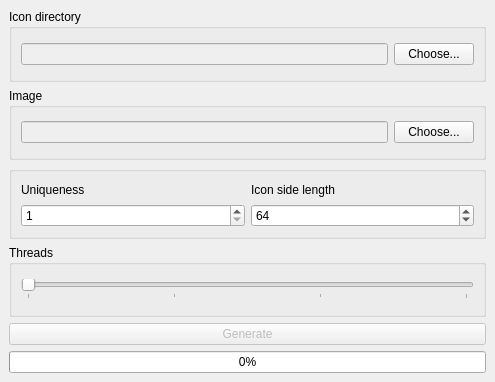
Above: ui/mainwindow.ui from YotsuyaNight/Mosaic-Generator before the change. Below: the same form after it.
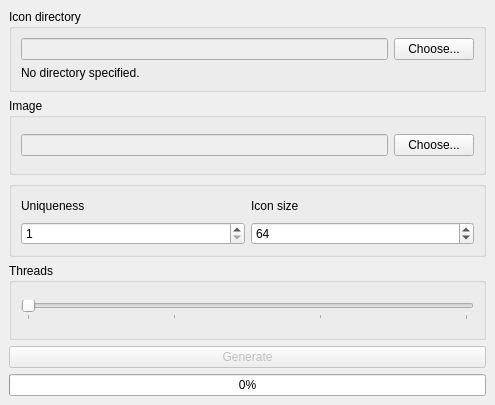
That is the form after the change.

Commit message: Added icon directory validation and information about amount of loaded icons

```diff
--- a/ui/mainwindow.ui
+++ b/ui/mainwindow.ui
@@ -7,7 +7,7 @@
     <x>0</x>
     <y>0</y>
     <width>495</width>
-    <height>382</height>
+    <height>405</height>
    </rect>
   </property>
   <property name="windowTitle">
@@ -35,6 +35,13 @@
          </property>
         </widget>
        </item>
+       <item row="1" column="0" colspan="2">
+        <widget class="QLabel" name="loadedIconsCount">
+         <property name="text">
+          <string>No directory specified.</string>
+         </property>
+        </widget>
+       </item>
       </layout>
      </widget>
     </item>
@@ -93,7 +100,7 @@
        <item row="0" column="1">
         <widget class="QLabel" name="label_4">
          <property name="text">
-          <string>Icon side length</string>
+          <string>Icon size</string>
          </property>
         </widget>
        </item>
```
Left out of the diff: 2 changed lines with no effect on the pictures. The commit also changes 4 other files.
